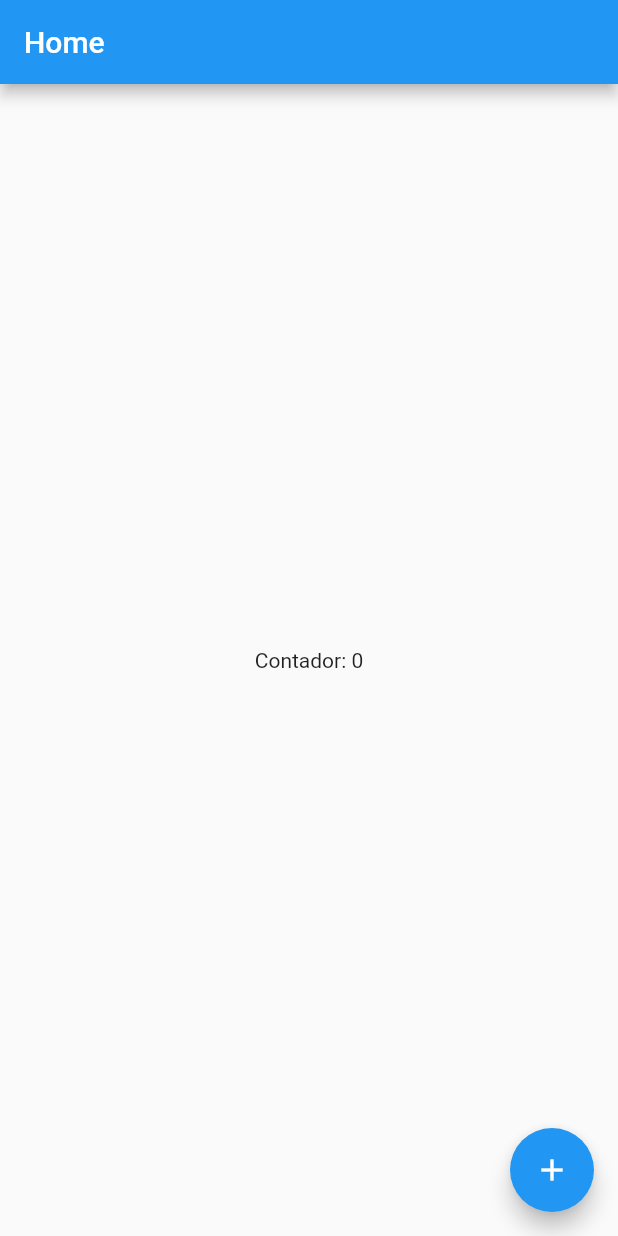
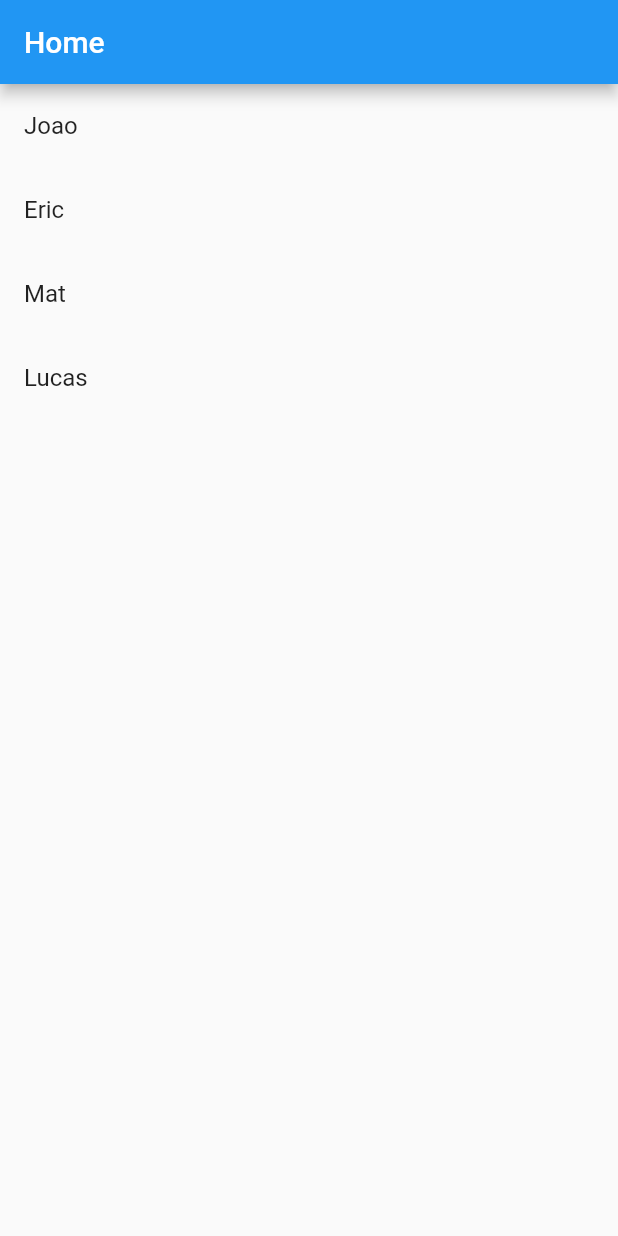
Before and after one commit to ericpatrick99/increment, a Flutter app: the screen it shows after launch, on a phone screen of 412 x 824 dp. Run offline on Flutter 3.47's test engine with Material 2 defaults, Android fonts, the light colour scheme and no system bars.

Commit message:
state e list

```diff
--- a/lib/src/components/homepage.dart
+++ b/lib/src/components/homepage.dart
@@ -1,27 +1,81 @@
 import 'package:flutter/material.dart';
 import 'package:inmind/src/controllers/homecontroller.dart';
 
-class HomePage extends StatelessWidget {
-  const HomePage({super.key});
+class HomePage extends StatefulWidget {
+  @override
+  State<HomePage> createState() {
+    return _HomePageState();
+  }
+}
+
+class _HomePageState extends State<HomePage> {
+  var count = 0;
 
   @override
   Widget build(BuildContext context) {
-    var controller = HomeControler.of(context);
-    var size = MediaQuery.of(context).size;
-    var navigation = Navigator.of(context);
-    var theme = Theme.of(context);
-
+    final names = ['Joao', 'Eric', 'Mat', 'Lucas'];
     return Scaffold(
       appBar: AppBar(
         title: const Text('Home'),
       ),
-      body: Center(child: Text('Contador: ${controller.value}')),
-      floatingActionButton: FloatingActionButton(
-        child: const Icon(Icons.add),
-        onPressed: () {
-          controller.incrementar();
-        },
+      body: SizedBox(
+        width: double.infinity,
+        height: double.infinity,
+        child: ListView.builder(
+          itemCount: names.length,
+          itemBuilder: (context, index) {
+            return ListTile(
+              title: Text(names[index]),
+            );
+          },
+        ),
       ),
     );
   }
 }
+// class _HomePageState extends State<HomePage> {
+//   var count = 0;
+
+//   @override
+//   Widget build(BuildContext context) {
+//     return Scaffold(
+//       appBar: AppBar(
+//         title: const Text('Home'),
+//       ),
+//       body: Center(child: Text('Contador: $count')),
+//       floatingActionButton: FloatingActionButton(
+//         child: const Icon(Icons.add),
+//         onPressed: () {
+//           setState(() {
+//             count++;
+//           });
+//         },
+//       ),
+//     );
+//   }
+// }
+
+// class HomePage extends StatelessWidget {
+//   const HomePage({super.key});
+
+//   @override
+//   Widget build(BuildContext context) {
+//     var controller = HomeControler.of(context);
+//     var size = MediaQuery.of(context).size;
+//     var navigation = Navigator.of(context);
+//     var theme = Theme.of(context);
+
+//     return Scaffold(
+//       appBar: AppBar(
+//         title: const Text('Home'),
+//       ),
+//       body: Center(child: Text('Contador: ${controller.value}')),
+//       floatingActionButton: FloatingActionButton(
+//         child: const Icon(Icons.add),
+//         onPressed: () {
+//           controller.incrementar();
+//         },
+//       ),
+//     );
+//   }
+// }
--- a/lib/src/components/myapp.dart
+++ b/lib/src/components/myapp.dart
@@ -10,7 +10,7 @@ class MyApp extends StatelessWidget {
   Widget build(BuildContext context) {
     return MaterialApp(
       home: HomeControler(
-        child: const HomePage(),
+        child: HomePage(),
       ),
     );
   }
```
